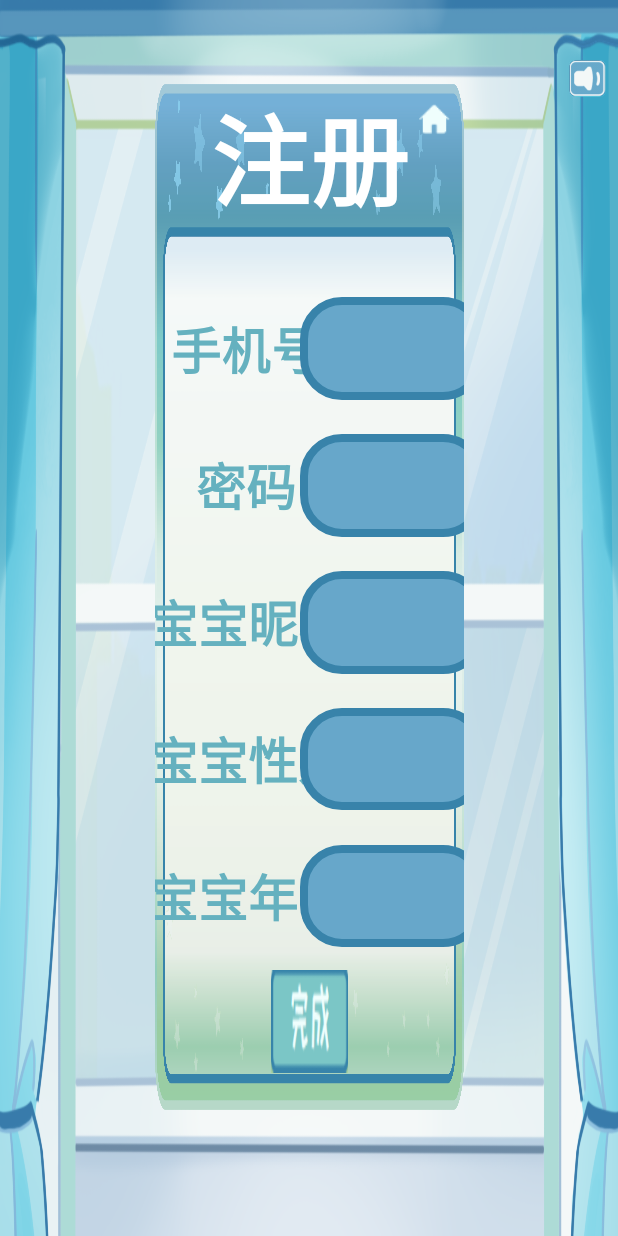
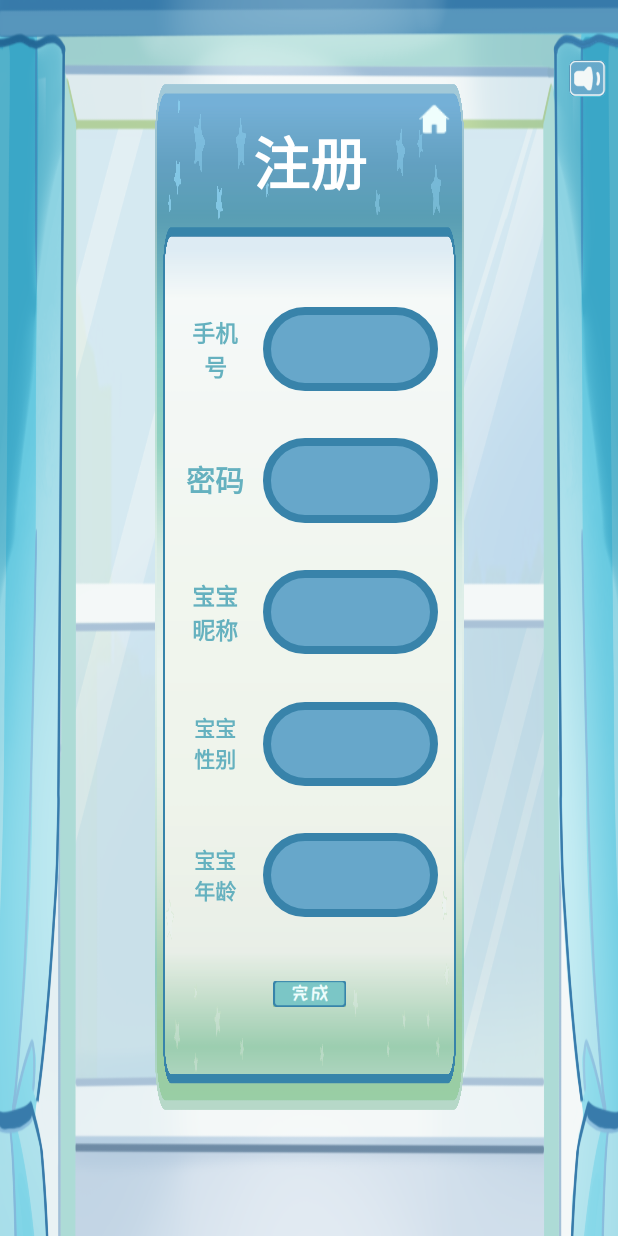
Before and after one commit to flsdqm/horse, an Android app: the layout activity_register.xml on its own in the app's theme, with its tools: preview values and no code run, on a phone screen of 412 x 824 dp. Run offline under Robolectric (Android 15) with nearby library versions, the phone set to English and light mode, and no system bars.

Commit message:
登录注册

```diff
--- a/game/app/src/main/java/com/example/horsey/LoginActivity.java
+++ b/game/app/src/main/java/com/example/horsey/LoginActivity.java
@@ -43,7 +43,7 @@ public class LoginActivity extends AppCompatActivity {
                 new View.OnClickListener() {
                     @Override
                     public void onClick(View view) {
-                        toRegister();
+                        toRegister(view);
                     }
                 }
         );
@@ -64,10 +64,11 @@ public class LoginActivity extends AppCompatActivity {
         finish();
     }
 
-    public void toRegister()
+    public void toRegister(View view)
     {
         Intent intent = new Intent(this,RegisterActivity.class);
         startActivity(intent);
         finish();
     }
+
 }
--- a/game/app/src/main/java/com/example/horsey/RegisterActivity.java
+++ b/game/app/src/main/java/com/example/horsey/RegisterActivity.java
@@ -43,16 +43,17 @@ public class RegisterActivity extends AppCompatActivity
                 new View.OnClickListener() {
                     @Override
                     public void onClick(View view) {
-                        toLogin();
+                        toLogin(view);
                     }
                 }
         );
     }
 
-    public void toLogin()
+    public void toLogin(View view)
     {
         Intent intent = new Intent(this, LoginActivity.class);
         startActivity(intent);
         finish();
     }
+
 }
--- a/game/app/src/main/res/layout/activity_login.xml
+++ b/game/app/src/main/res/layout/activity_login.xml
@@ -26,7 +26,9 @@
         app:layout_constraintHorizontal_bias="0.98"
         app:layout_constraintVertical_bias="0.05"
 
-        android:background="@drawable/open_main_voice" />
+        android:scaleType="centerInside"
+        android:src="@drawable/open_main_voice" />
+
     <androidx.constraintlayout.widget.ConstraintLayout
         android:layout_width="0dp"
         android:layout_height="0dp"
@@ -47,8 +49,13 @@
 
         <TextView
             android:id="@+id/text"
-            android:layout_width="wrap_content"
-            android:layout_height="wrap_content"
+            android:layout_width="0dp"
+            android:layout_height="0dp"
+
+            app:layout_constraintWidth_default="percent"
+            app:layout_constraintWidth_percent="0.5"
+            app:layout_constraintHeight_default="percent"
+            app:layout_constraintHeight_percent="0.55"
 
             app:layout_constraintStart_toStartOf="parent"
             app:layout_constraintEnd_toEndOf="parent"
@@ -56,9 +63,13 @@
             app:layout_constraintBottom_toBottomOf="parent"
             app:layout_constraintVertical_bias="0"
 
+            android:autoSizeTextType="uniform"
+            android:autoSizeMinTextSize="10sp"
+            android:autoSizeMaxTextSize="50sp"
+            android:autoSizeStepGranularity="1sp"
+
             style="@style/whiteText"
-            android:text="@string/login"
-            android:textSize="50sp" />
+            android:text="@string/login"/>
         <ImageView
             android:id="@+id/home"
             android:layout_width="0dp"
@@ -76,7 +87,8 @@
             app:layout_constraintVertical_bias="0.02"
             app:layout_constraintHorizontal_bias="0.95"
 
-            android:background="@drawable/home"/>
+            android:scaleType="centerInside"
+            android:src="@drawable/home"/>
 
         <androidx.constraintlayout.widget.ConstraintLayout
             android:id="@+id/constrain"
@@ -88,12 +100,13 @@
             app:layout_constraintHeight_default="percent"
             app:layout_constraintHeight_percent="0.8"
 
-            app:layout_constraintTop_toBottomOf="@id/text"
+            app:layout_constraintTop_toTopOf="parent"
             app:layout_constraintBottom_toBottomOf="parent"
             app:layout_constraintStart_toStartOf="parent"
             app:layout_constraintEnd_toEndOf="parent"
 
-            app:layout_constraintVertical_bias="0">
+            app:layout_constraintVertical_bias="0.8"
+            >
 
             <TextView
                 android:id="@+id/text1"
@@ -113,12 +126,18 @@
                 app:layout_constraintHorizontal_bias="0.05"
                 app:layout_constraintVertical_bias="0.2"
 
+                android:autoSizeTextType="uniform"
+                android:autoSizeMinTextSize="10sp"
+                android:autoSizeMaxTextSize="50sp"
+                android:autoSizeStepGranularity="1sp"
+
                 style="@style/GameText"
-                android:text="手机号"/>
+                android:text="手机号"
+                />
             <TextView
                 android:id="@+id/text2"
-                android:layout_width="wrap_content"
-                android:layout_height="wrap_content"
+                android:layout_width="0dp"
+                android:layout_height="0dp"
 
                 app:layout_constraintWidth_default="percent"
                 app:layout_constraintWidth_percent="0.25"
@@ -131,6 +150,11 @@
                 app:layout_constraintEnd_toEndOf="@id/text1"
 
                 app:layout_constraintVertical_bias="0.5"
+
+                android:autoSizeTextType="uniform"
+                android:autoSizeMinTextSize="10sp"
+                android:autoSizeMaxTextSize="50sp"
+                android:autoSizeStepGranularity="1sp"
 
                 style="@style/GameText"
                 android:text="密码"
@@ -192,10 +216,16 @@
 
                 app:layout_constraintHorizontal_bias="0.15"
 
+                android:autoSizeTextType="uniform"
+                android:autoSizeMinTextSize="10sp"
+                android:autoSizeMaxTextSize="50sp"
+                android:autoSizeStepGranularity="1sp"
+
                 android:background="@drawable/button_login"
                 android:text="登录"
                 style="@style/whiteText"
-                android:textStyle="bold" />
+                android:textStyle="bold"
+                />
 
             <Button
                 android:id="@+id/signupButton"
@@ -214,6 +244,11 @@
 
                 app:layout_constraintHorizontal_bias="0.85"
 
+                android:autoSizeTextType="uniform"
+                android:autoSizeMinTextSize="10sp"
+                android:autoSizeMaxTextSize="50sp"
+                android:autoSizeStepGranularity="1sp"
+
                 android:background="@drawable/button_login"
                 android:text="注册"
                 style="@style/whiteText"
--- a/game/app/src/main/res/layout/activity_register.xml
+++ b/game/app/src/main/res/layout/activity_register.xml
@@ -1,31 +1,31 @@
 <?xml version="1.0" encoding="utf-8"?>
-<androidx.constraintlayout.widget.ConstraintLayout
-    xmlns:android="http://schemas.android.com/apk/res/android"
+<androidx.constraintlayout.widget.ConstraintLayout xmlns:android="http://schemas.android.com/apk/res/android"
     xmlns:app="http://schemas.android.com/apk/res-auto"
     xmlns:tools="http://schemas.android.com/tools"
     android:layout_width="match_parent"
     android:layout_height="match_parent"
     android:background="@drawable/bg_login_and_register1"
-    tools:context=".RegisterActivity"
     android:focusable="true"
-    android:focusableInTouchMode="true">
+    android:focusableInTouchMode="true"
+    tools:context=".RegisterActivity">
 
     <ImageView
         android:layout_width="0dp"
         android:layout_height="0dp"
 
-        android:background="@drawable/open_main_voice"
+        android:scaleType="centerInside"
+        android:src="@drawable/open_main_voice"
         app:layout_constraintBottom_toBottomOf="parent"
+
         app:layout_constraintDimensionRatio="1:1"
-
         app:layout_constraintEnd_toEndOf="parent"
         app:layout_constraintHorizontal_bias="0.98"
         app:layout_constraintStart_toStartOf="parent"
+
         app:layout_constraintTop_toTopOf="parent"
+        app:layout_constraintVertical_bias="0.05"
 
-        app:layout_constraintVertical_bias="0.05"
         app:layout_constraintWidth_default="percent"
-
         app:layout_constraintWidth_percent="0.06" />
 
     <androidx.constraintlayout.widget.ConstraintLayout
@@ -49,18 +49,26 @@
         <TextView
             android:id="@+id/text_rgs"
             style="@style/whiteText"
+
             android:layout_width="wrap_content"
+            android:layout_height="0dp"
+            android:autoSizeMaxTextSize="60sp"
+            android:autoSizeMinTextSize="10sp"
+            android:autoSizeStepGranularity="1sp"
+            android:autoSizeTextType="uniform"
+            android:text="注册"
 
-            android:layout_height="wrap_content"
-            android:text="注册"
-            android:textSize="66sp"
             app:layout_constraintBottom_toBottomOf="parent"
-
             app:layout_constraintEnd_toEndOf="parent"
+            app:layout_constraintHeight_default="percent"
+            app:layout_constraintHeight_percent="0.15"
 
             app:layout_constraintStart_toStartOf="parent"
             app:layout_constraintTop_toTopOf="parent"
-            app:layout_constraintVertical_bias="0" />
+            app:layout_constraintVertical_bias="0"
+            app:layout_constraintWidth_default="percent"
+            app:layout_constraintWidth_percent="0.5" />
+
         <ImageView
             android:layout_width="0dp"
             android:layout_height="0dp"
@@ -79,187 +87,258 @@
 
             app:layout_constraintWidth_percent="0.1" />
 
+        <androidx.constraintlayout.widget.ConstraintLayout
+            android:layout_width="0dp"
+            android:layout_height="0dp"
+
+            app:layout_constraintBottom_toBottomOf="parent"
+            app:layout_constraintEnd_toEndOf="parent"
+            app:layout_constraintHeight_default="percent"
+            app:layout_constraintHeight_percent="0.82"
+
+            app:layout_constraintStart_toStartOf="parent"
+            app:layout_constraintTop_toBottomOf="@id/text_rgs"
+
+            app:layout_constraintVertical_bias="0"
+            app:layout_constraintWidth_default="percent"
+
+            app:layout_constraintWidth_percent="0.95"
+
+            >
+
             <TextView
                 android:id="@+id/text1_rgs"
-            android:layout_width="wrap_content"
-            android:layout_height="wrap_content"
+                style="@style/GameText"
+                android:layout_width="0dp"
+                android:layout_height="0dp"
 
-            app:layout_constraintTop_toBottomOf="@id/text_rgs"
+                android:autoSizeMaxTextSize="50sp"
+                android:autoSizeMinTextSize="10sp"
+                android:autoSizeStepGranularity="1sp"
+                android:autoSizeTextType="uniform"
+                android:text="手机号"
+
                 app:layout_constraintBottom_toBottomOf="parent"
+                app:layout_constraintEnd_toEndOf="parent"
+                app:layout_constraintHeight_default="percent"
+                app:layout_constraintHeight_percent="0.08"
+                app:layout_constraintHorizontal_bias="0.1"
+
                 app:layout_constraintStart_toStartOf="parent"
-            app:layout_constraintEnd_toEndOf="parent"
+                app:layout_constraintTop_toTopOf="parent"
+                app:layout_constraintVertical_bias="0.1"
+                app:layout_constraintWidth_default="percent"
+                app:layout_constraintWidth_percent="0.2" />
 
-            app:layout_constraintHorizontal_bias="0.1"
-            app:layout_constraintVertical_bias="0.1"
-
-            style="@style/GameText"
-            android:text="手机号"
-            />
             <TextView
                 android:id="@+id/text2_rgs"
-            android:layout_width="wrap_content"
-            android:layout_height="wrap_content"
+                style="@style/GameText"
+                android:layout_width="0dp"
+                android:layout_height="0dp"
+                android:autoSizeMaxTextSize="50sp"
+                android:autoSizeMinTextSize="10sp"
+                android:autoSizeStepGranularity="1sp"
+                android:autoSizeTextType="uniform"
+                android:text="密码"
+                app:layout_constraintBottom_toBottomOf="parent"
+                app:layout_constraintEnd_toEndOf="@id/text1_rgs"
+                app:layout_constraintHeight_default="percent"
+                app:layout_constraintHeight_percent="0.08"
+                app:layout_constraintStart_toStartOf="@id/text1_rgs"
+                app:layout_constraintTop_toTopOf="parent"
+                app:layout_constraintVertical_bias="0.27"
+                app:layout_constraintWidth_default="percent"
+                app:layout_constraintWidth_percent="0.2" />
 
-            app:layout_constraintTop_toBottomOf="@id/text_rgs"
+            <TextView
+                android:id="@+id/text3_rgs"
+                style="@style/GameText"
+                android:layout_width="0dp"
+
+                android:layout_height="0dp"
+                android:autoSizeMaxTextSize="50sp"
+                android:autoSizeMinTextSize="10sp"
+                android:autoSizeStepGranularity="1sp"
+
+                android:autoSizeTextType="uniform"
+                android:text="宝宝昵称"
                 app:layout_constraintBottom_toBottomOf="parent"
-            app:layout_constraintStart_toStartOf="@id/text1_rgs"
                 app:layout_constraintEnd_toEndOf="@id/text1_rgs"
 
-            app:layout_constraintVertical_bias="0.27"
-
-            style="@style/GameText"
-            android:text="密码"
-            />
-        <TextView
-            android:id="@+id/text3_rgs"
-            android:layout_width="wrap_content"
-            android:layout_height="wrap_content"
-
-            app:layout_constraintTop_toBottomOf="@id/text_rgs"
-            app:layout_constraintBottom_toBottomOf="parent"
+                app:layout_constraintHeight_default="percent"
+                app:layout_constraintHeight_percent="0.08"
                 app:layout_constraintStart_toStartOf="@id/text1_rgs"
-            app:layout_constraintEnd_toEndOf="@id/text1_rgs"
+                app:layout_constraintTop_toTopOf="parent"
 
                 app:layout_constraintVertical_bias="0.44"
 
-            style="@style/GameText"
-            android:text="宝宝昵称"
-            />
+                app:layout_constraintWidth_default="percent"
+                app:layout_constraintWidth_percent="0.2" />
+
             <TextView
                 android:id="@+id/text4_rgs"
-            android:layout_width="wrap_content"
-            android:layout_height="wrap_content"
+                style="@style/GameText"
+                android:layout_width="0dp"
 
-            app:layout_constraintTop_toBottomOf="@id/text_rgs"
+                android:layout_height="0dp"
+                android:autoSizeMaxTextSize="50sp"
+                android:autoSizeMinTextSize="10sp"
+                android:autoSizeStepGranularity="1sp"
+
+                android:autoSizeTextType="uniform"
+                android:text="宝宝性别"
                 app:layout_constraintBottom_toBottomOf="parent"
+                app:layout_constraintEnd_toEndOf="@id/text1_rgs"
+
+                app:layout_constraintHeight_default="percent"
+                app:layout_constraintHeight_percent="0.08"
                 app:layout_constraintStart_toStartOf="@id/text1_rgs"
-            app:layout_constraintEnd_toEndOf="@id/text1_rgs"
+                app:layout_constraintTop_toTopOf="parent"
 
                 app:layout_constraintVertical_bias="0.61"
 
-            style="@style/GameText"
-            android:text="宝宝性别"
-            />
+                app:layout_constraintWidth_default="percent"
+                app:layout_constraintWidth_percent="0.2" />
+
             <TextView
                 android:id="@+id/text5_rgs"
-            android:layout_width="wrap_content"
-            android:layout_height="wrap_content"
+                style="@style/GameText"
+                android:layout_width="0dp"
 
-            app:layout_constraintTop_toBottomOf="@id/text_rgs"
+                android:layout_height="0dp"
+                android:autoSizeMaxTextSize="50sp"
+                android:autoSizeMinTextSize="10sp"
+                android:autoSizeStepGranularity="1sp"
+
+                android:autoSizeTextType="uniform"
+                android:text="宝宝年龄"
                 app:layout_constraintBottom_toBottomOf="parent"
+                app:layout_constraintEnd_toEndOf="@id/text1_rgs"
+
+                app:layout_constraintHeight_default="percent"
+                app:layout_constraintHeight_percent="0.08"
                 app:layout_constraintStart_toStartOf="@id/text1_rgs"
-            app:layout_constraintEnd_toEndOf="@id/text1_rgs"
+                app:layout_constraintTop_toTopOf="parent"
 
                 app:layout_constraintVertical_bias="0.78"
 
-            style="@style/GameText"
-            android:text="宝宝年龄"
-            />
+                app:layout_constraintWidth_default="percent"
+                app:layout_constraintWidth_percent="0.2" />
 
             <EditText
                 android:id="@+id/edit1_regs"
                 android:layout_width="0dp"
                 android:layout_height="0dp"
+                android:paddingLeft="15dp"
 
-            app:layout_constraintWidth_default="percent"
-            app:layout_constraintWidth_percent="0.6"
-            app:layout_constraintHeight_default="percent"
-            app:layout_constraintHeight_percent="0.1"
-
-            app:layout_constraintTop_toTopOf="@id/text1_rgs"
-            app:layout_constraintBottom_toBottomOf="@id/text1_rgs"
-            app:layout_constraintStart_toEndOf="@id/text1_rgs"
-            app:layout_constraintEnd_toEndOf="parent"
 
                 android:background="@drawable/edittext_login"
-            />
+                app:layout_constraintBottom_toBottomOf="@id/text1_rgs"
+                app:layout_constraintEnd_toEndOf="parent"
+                app:layout_constraintHeight_default="percent"
+
+                app:layout_constraintHeight_percent="0.1"
+                app:layout_constraintStart_toEndOf="@id/text1_rgs"
+                app:layout_constraintTop_toTopOf="@id/text1_rgs"
+                app:layout_constraintWidth_default="percent"
+
+                app:layout_constraintWidth_percent="0.6" />
+
             <EditText
                 android:id="@+id/edit2_regs"
                 android:layout_width="0dp"
                 android:layout_height="0dp"
+                android:paddingLeft="15dp"
 
-            app:layout_constraintWidth_default="percent"
-            app:layout_constraintWidth_percent="0.6"
-            app:layout_constraintHeight_default="percent"
-            app:layout_constraintHeight_percent="0.1"
-
-            app:layout_constraintTop_toTopOf="@id/text2_rgs"
-            app:layout_constraintBottom_toBottomOf="@id/text2_rgs"
-            app:layout_constraintStart_toStartOf="@id/edit1_regs"
-            app:layout_constraintEnd_toEndOf="@id/edit1_regs"
 
                 android:background="@drawable/edittext_login"
-            />
+                app:layout_constraintBottom_toBottomOf="@id/text2_rgs"
+                app:layout_constraintEnd_toEndOf="@id/edit1_regs"
+                app:layout_constraintHeight_default="percent"
+
+                app:layout_constraintHeight_percent="0.1"
+                app:layout_constraintStart_toStartOf="@id/edit1_regs"
+                app:layout_constraintTop_toTopOf="@id/text2_rgs"
+                app:layout_constraintWidth_default="percent"
+
+                app:layout_constraintWidth_percent="0.6" />
+
             <EditText
                 android:id="@+id/edit3_regs"
                 android:layout_width="0dp"
                 android:layout_height="0dp"
+                android:paddingLeft="15dp"
 
-            app:layout_constraintWidth_default="percent"
-            app:layout_constraintWidth_percent="0.6"
-            app:layout_constraintHeight_default="percent"
-            app:layout_constraintHeight_percent="0.1"
-
-            app:layout_constraintTop_toTopOf="@id/text3_rgs"
-            app:layout_constraintBottom_toBottomOf="@id/text3_rgs"
-            app:layout_constraintStart_toStartOf="@id/edit1_regs"
-            app:layout_constraintEnd_toEndOf="@id/edit1_regs"
 
                 android:background="@drawable/edittext_login"
-            />
+                app:layout_constraintBottom_toBottomOf="@id/text3_rgs"
+                app:layout_constraintEnd_toEndOf="@id/edit1_regs"
+                app:layout_constraintHeight_default="percent"
+
+                app:layout_constraintHeight_percent="0.1"
+                app:layout_constraintStart_toStartOf="@id/edit1_regs"
+                app:layout_constraintTop_toTopOf="@id/text3_rgs"
+                app:layout_constraintWidth_default="percent"
+
+                app:layout_constraintWidth_percent="0.6" />
+
             <EditText
                 android:id="@+id/edit4_regs"
                 android:layout_width="0dp"
                 android:layout_height="0dp"
+                android:paddingLeft="15dp"
 
-            app:layout_constraintWidth_default="percent"
-            app:layout_constraintWidth_percent="0.6"
-            app:layout_constraintHeight_default="percent"
-            app:layout_constraintHeight_percent="0.1"
-
-            app:layout_constraintTop_toTopOf="@id/text4_rgs"
-            app:layout_constraintBottom_toBottomOf="@id/text4_rgs"
-            app:layout_constraintStart_toStartOf="@id/edit1_regs"
-            app:layout_constraintEnd_toEndOf="@id/edit1_regs"
 
                 android:background="@drawable/edittext_login"
-            />
+                app:layout_constraintBottom_toBottomOf="@id/text4_rgs"
+                app:layout_constraintEnd_toEndOf="@id/edit1_regs"
+                app:layout_constraintHeight_default="percent"
+
+                app:layout_constraintHeight_percent="0.1"
+                app:layout_constraintStart_toStartOf="@id/edit1_regs"
+                app:layout_constraintTop_toTopOf="@id/text4_rgs"
+                app:layout_constraintWidth_default="percent"
+
+                app:layout_constraintWidth_percent="0.6" />
+
             <EditText
                 android:id="@+id/edit5_regs"
                 android:layout_width="0dp"
                 android:layout_height="0dp"
-
-            app:layout_constraintWidth_default="percent"
-            app:layout_constraintWidth_percent="0.6"
-            app:layout_constraintHeight_default="percent"
-            app:layout_constraintHeight_percent="0.1"
-
-            app:layout_constraintTop_toTopOf="@id/text5_rgs"
-            app:layout_constraintBottom_toBottomOf="@id/text5_rgs"
-            app:layout_constraintStart_toStartOf="@id/edit1_regs"
-            app:layout_constraintEnd_toEndOf="@id/edit1_regs"
+                android:paddingLeft="15dp"
 
                 android:background="@drawable/edittext_login"
-            />
+                app:layout_constraintBottom_toBottomOf="@id/text5_rgs"
+                app:layout_constraintEnd_toEndOf="@id/edit1_regs"
+                app:layout_constraintHeight_default="percent"
+
+                app:layout_constraintHeight_percent="0.1"
+                app:layout_constraintStart_toStartOf="@id/edit1_regs"
+                app:layout_constraintTop_toTopOf="@id/text5_rgs"
+                app:layout_constraintWidth_default="percent"
+
+                app:layout_constraintWidth_percent="0.6" />
 
             <ImageView
                 android:id="@+id/finish_rgs"
                 android:layout_width="0dp"
                 android:layout_height="0dp"
 
+                android:onClick="toLogin"
+                android:src="@drawable/register_finish"
+                app:layout_constraintBottom_toBottomOf="parent"
+                app:layout_constraintEnd_toEndOf="parent"
+
                 app:layout_constraintHeight_default="percent"
                 app:layout_constraintHeight_percent="0.1"
+                app:layout_constraintStart_toStartOf="parent"
+                app:layout_constraintTop_toBottomOf="@id/text5_rgs"
+
                 app:layout_constraintWidth_default="percent"
-            app:layout_constraintWidth_percent="0.25"
+                app:layout_constraintWidth_percent="0.25" />
 
-            app:layout_constraintTop_toBottomOf="@id/text5_rgs"
-            app:layout_constraintBottom_toBottomOf="parent"
-            app:layout_constraintEnd_toEndOf="parent"
-            app:layout_constraintStart_toStartOf="parent"
+        </androidx.constraintlayout.widget.ConstraintLayout>
 
-            android:background="@drawable/register_finish"
-            android:onClick="toLogin"
-            />
 
     </androidx.constraintlayout.widget.ConstraintLayout>
 
```
Lines whose indentation alone changed are shown as unchanged.
